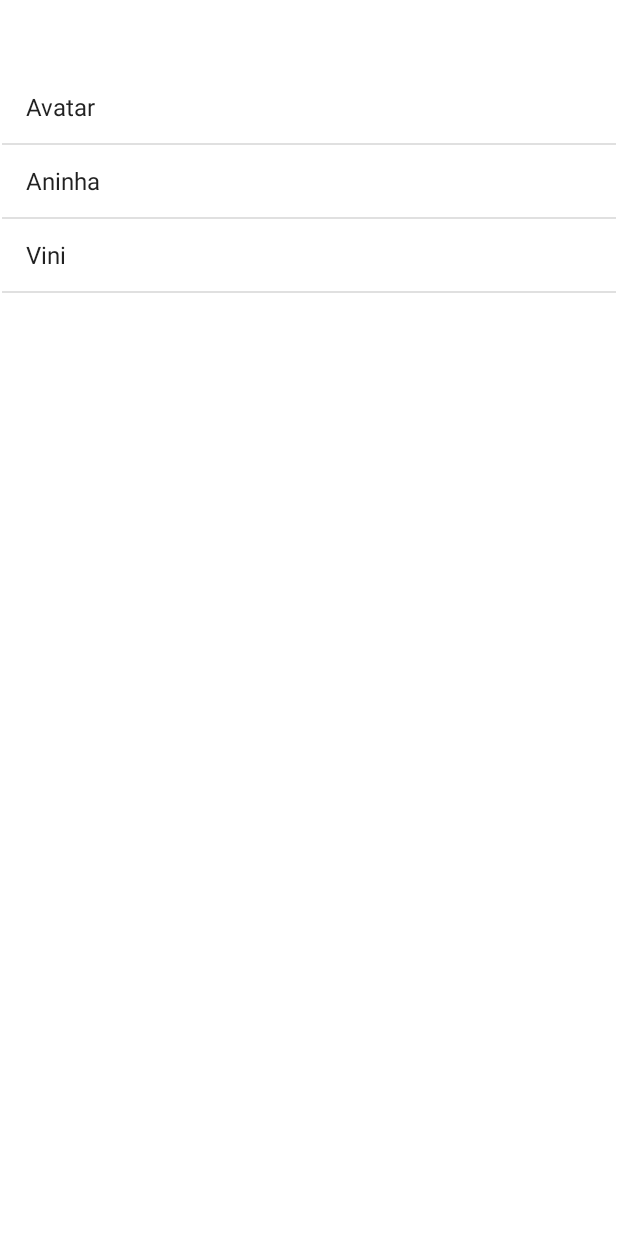
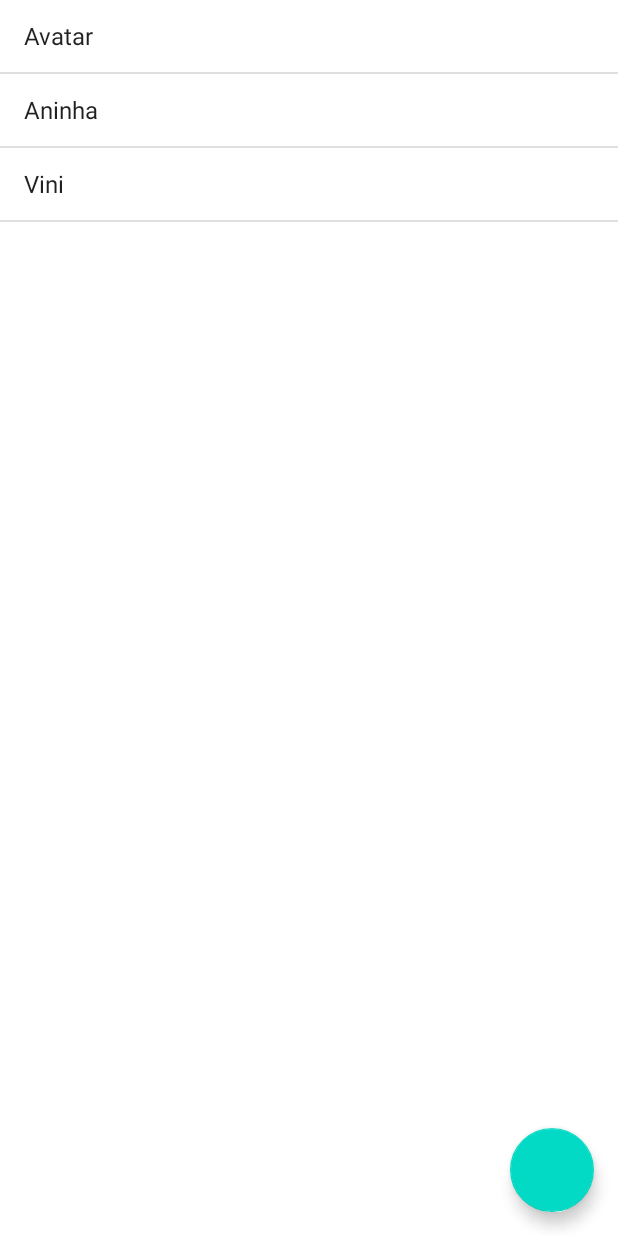
Before and after one commit to avatarrrrr/Schedule, an Android app: the screen it shows after launch (MainActivity), on a phone screen of 412 x 824 dp. Run offline under Robolectric (Android 15) with nearby library versions, the phone set to English and light mode, and no system bars.

Commit message:
[feat] class 3

```diff
--- a/app/src/main/res/layout/activity_main.xml
+++ b/app/src/main/res/layout/activity_main.xml
@@ -1,21 +1,24 @@
 <?xml version="1.0" encoding="utf-8"?>
-<androidx.constraintlayout.widget.ConstraintLayout xmlns:android="http://schemas.android.com/apk/res/android"
-    xmlns:app="http://schemas.android.com/apk/res-auto"
+<RelativeLayout xmlns:android="http://schemas.android.com/apk/res/android"
     xmlns:tools="http://schemas.android.com/tools"
-    android:id="@+id/linearLayout"
+    android:id="@+id/relativeLayout"
     android:layout_width="match_parent"
     android:layout_height="match_parent">
 
     <ListView
         android:id="@+id/activity_main_students_list"
-        android:layout_width="409dp"
-        android:layout_height="729dp"
-        android:layout_marginStart="1dp"
-        android:layout_marginTop="1dp"
-        android:layout_marginEnd="1dp"
-        android:layout_marginBottom="1dp"
-        app:layout_constraintBottom_toBottomOf="parent"
-        app:layout_constraintEnd_toEndOf="parent"
-        app:layout_constraintStart_toStartOf="parent"
-        app:layout_constraintTop_toTopOf="parent" />
-</androidx.constraintlayout.widget.ConstraintLayout>
+        android:layout_width="match_parent"
+        android:layout_height="match_parent" />
+
+    <com.google.android.material.floatingactionbutton.FloatingActionButton
+        android:id="@+id/activity_main_fab_add_student"
+        android:layout_width="wrap_content"
+        android:layout_height="wrap_content"
+        android:layout_alignParentEnd="true"
+        android:layout_alignParentBottom="true"
+        android:layout_margin="16dp"
+        android:clickable="true"
+        android:focusable="true"
+        tools:srcCompat="@tools:sample/avatars" />
+
+</RelativeLayout>
```
